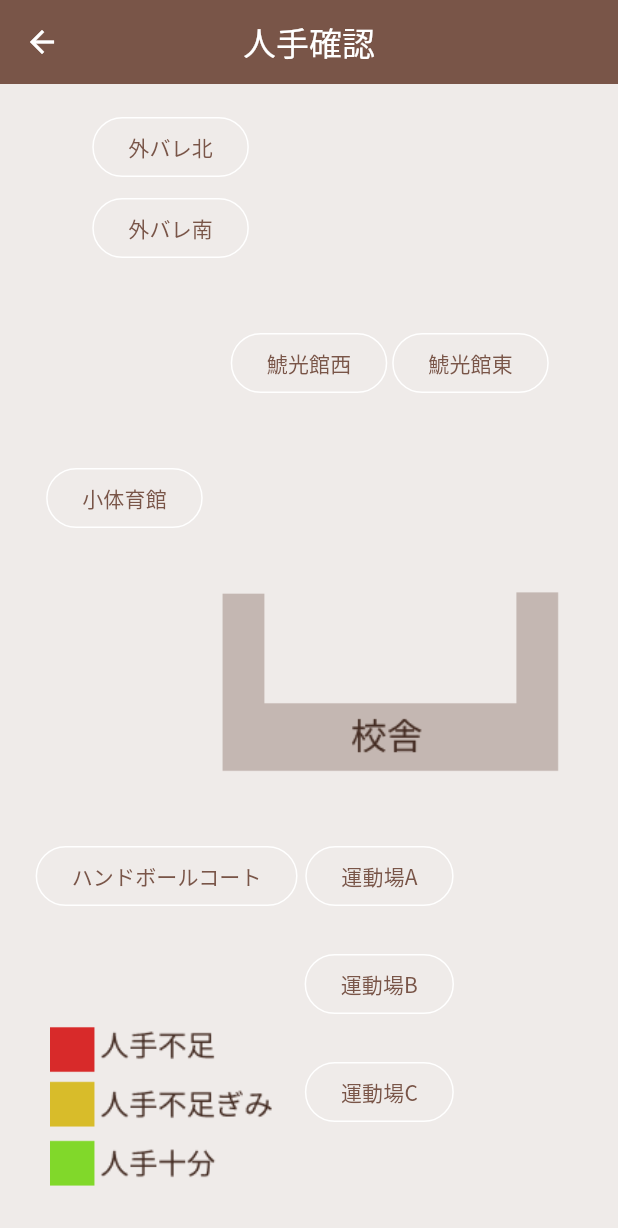
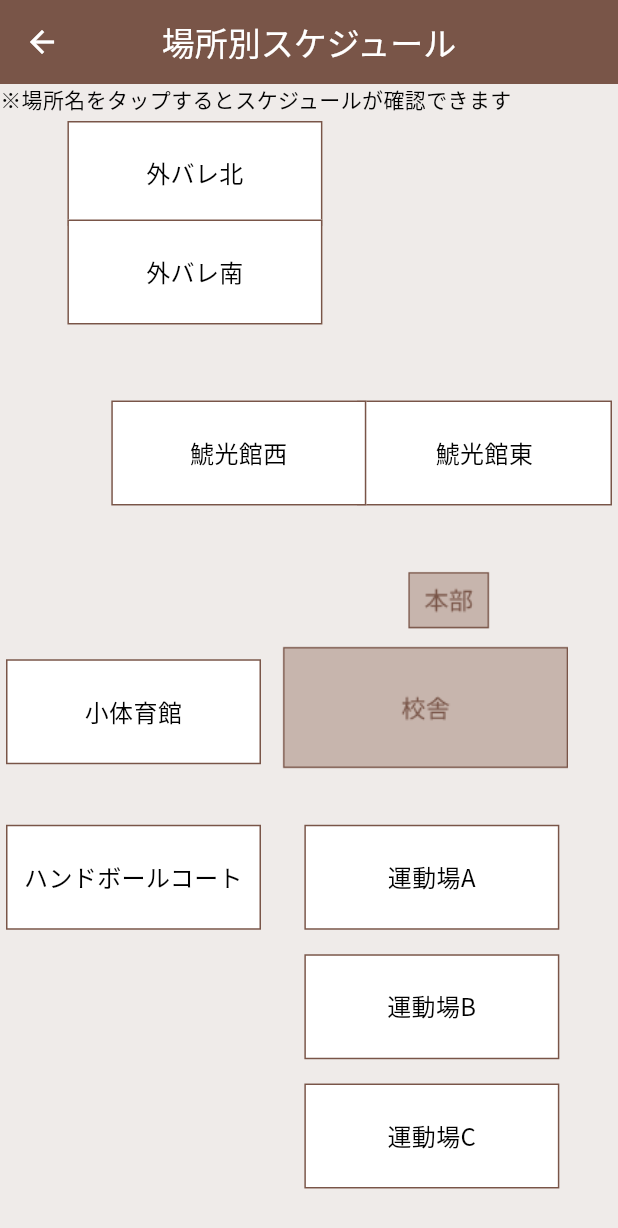
Before and after one commit to pe-tanman/rumutai_app, a Flutter app: the PickPlaceScheduleScreen screen opened by its route, on a phone screen of 412 x 824 dp. Shown: the top 1228 px of the screen. Run offline on Flutter 3.47's test engine with Material 3 defaults, Android fonts, the phone set to English and light mode, and no system bars; our stand-ins replace cloud_firestore, firebase_core, firebase_database, firebase_messaging, flutter_local_notifications, font_awesome_flutter and 3 more; missing offline and left inert: flutter_picker; accounts and stored records are empty.

Commit message:
ダッシュボードを場所別スケジュールに単純化

```diff
--- a/lib/main.dart
+++ b/lib/main.dart
@@ -5,7 +5,6 @@ import 'package:provider/provider.dart';
 import 'package:rumutai_app/screens/drawer/publish_drive.dart';
 import 'package:rumutai_app/screens/schedule/pick_place_schedule_screen.dart';
 import 'package:rumutai_app/screens/schedule/place_schedule_screen.dart';
-import 'package:rumutai_app/screens/staff/schedule_upload_screen.dart';
 import 'package:rumutai_app/themes/app_theme.dart';
 import 'package:rumutai_app/utilities/local_notification.dart';
 
@@ -156,7 +155,6 @@ class MyApp extends StatelessWidget {
           PickAwardScreen.routeName: (ctx) => const PickAwardScreen(),
           GameAwardScreen.routeName: (ctx) => const GameAwardScreen(),
           CheerAwardScreen.routeName: (ctz) => const CheerAwardScreen(),
-          ScheduleUploadScreen.routeName: (ctz) => const ScheduleUploadScreen(),
         },
       ),
     );
--- a/lib/screens/schedule/pick_place_schedule_screen.dart
+++ b/lib/screens/schedule/pick_place_schedule_screen.dart
@@ -1,5 +1,7 @@
+
 import 'package:flutter/material.dart';
 import 'package:rumutai_app/screens/schedule/place_schedule_screen.dart';
+import 'package:rumutai_app/themes/app_color.dart';
 
 class PickPlaceScheduleScreen extends StatefulWidget {
   const PickPlaceScheduleScreen({super.key});
@@ -7,7 +9,8 @@ class PickPlaceScheduleScreen extends StatefulWidget {
   static const routeName = "/pick-place-schedule-screen";
 
   @override
-  State<PickPlaceScheduleScreen> createState() => _PickPlaceScheduleScreenState();
+  State<PickPlaceScheduleScreen> createState() =>
+      _PickPlaceScheduleScreenState();
 }
 
 class _PickPlaceScheduleScreenState extends State<PickPlaceScheduleScreen> {
@@ -16,37 +19,57 @@ class _PickPlaceScheduleScreenState extends State<PickPlaceScheduleScreen> {
   Widget _placeScheduleButton(placeName, double x, double y) {
     return Align(
         alignment: Alignment(x, y),
-        child: OutlinedButton(
-            onPressed: () {
+          child:Card(
+            shape: const RoundedRectangleBorder(
+              side: BorderSide(
+                color: AppColors.themeColor,
+                width: 1,
+              ),
+            ),
+            child: InkWell(
+            onTap: () {
               Navigator.of(context).pushNamed(PlaceScheduleScreen.routeName,
                   arguments: placeName);
             },
-            child: Text(
-              (placeName),
-            )));
+            child: ConstrainedBox(
+              constraints: const BoxConstraints(minWidth: 100, maxWidth : 170),
+              child: SizedBox(
+                height: 70,
+                child: Center(
+                  child: Text(
+                    (placeName),
+                    style: const TextStyle(
+                      fontSize: 16,
+                    ),
+                    textAlign: TextAlign.center,
+                  ),
+                ),
+              ),
+            ))));
   }
 
   @override
   Widget build(BuildContext context) {
     return Scaffold(
-        appBar: AppBar(title: const Text("人手確認")),
+        appBar: AppBar(title: const Text("場所別スケジュール")),
         body: Stack(children: [
           Center(
             child: InteractiveViewer(
               transformationController: _viewTransformationController,
               maxScale: 5,
-              child: Image.asset("assets/images/dashboard_background.png"),
+              child: Image.asset("assets/images/map_background.png"),
             ),
           ),
-           _placeScheduleButton("外バレ北", -0.6, -0.95),
-           _placeScheduleButton("外バレ南", -0.6, -0.80),
-           _placeScheduleButton("鯱光館東", 0.7, -0.55),
-           _placeScheduleButton("鯱光館西", 0, -0.55),
-           _placeScheduleButton("小体育館", -0.8, -0.3),
-           _placeScheduleButton("ハンドボールコート", -0.8, 0.4),
-           _placeScheduleButton("運動場A", 0.3, 0.4),
-           _placeScheduleButton("運動場B", 0.3, 0.6),
-           _placeScheduleButton("運動場C", 0.3, 0.8),
+          const Text("※場所名をタップするとスケジュールが確認できます"),
+          _placeScheduleButton("外バレ北", -0.65, -0.94),
+          _placeScheduleButton("外バレ南", -0.65, -0.75),
+          _placeScheduleButton("鯱光館東", 1, -0.4),
+          _placeScheduleButton("鯱光館西", -0.4, -0.4),
+          _placeScheduleButton("小体育館", -1, 0.1),
+          _placeScheduleButton("ハンドボールコート", -1, 0.42),
+          _placeScheduleButton("運動場A", 0.7, 0.42),
+          _placeScheduleButton("運動場B", 0.7, 0.67),
+          _placeScheduleButton("運動場C", 0.7, 0.92),
         ]));
   }
 }
--- a/pubspec.yaml
+++ b/pubspec.yaml
@@ -49,9 +49,6 @@ dependencies:
   path_provider: ^2.1.1
   path: ^1.8.3
   flutter_riverpod: ^2.4.10
-  excel: ^4.0.2
-  syncfusion_flutter_xlsio: ^24.2.9
-
 
   # The following adds the Cupertino Icons font to your application.
   # Use with the CupertinoIcons class for iOS style icons.
@@ -93,7 +90,6 @@ flutter:
   assets:
     - assets/images/
     - assets/documents/
-    - assets/documents/schedule.xlsx
   #   - images/a_dot_burr.jpeg
   #   - images/a_dot_ham.jpeg
 
```
Also changed, not shown: lib/screens/home_screen.dart (+0 -10 lines), lib/screens/staff/schedule_upload_screen.dart (deleted, +0 -160 lines), assets/images/map_background.png (added), pubspec.lock, 8 other files.
